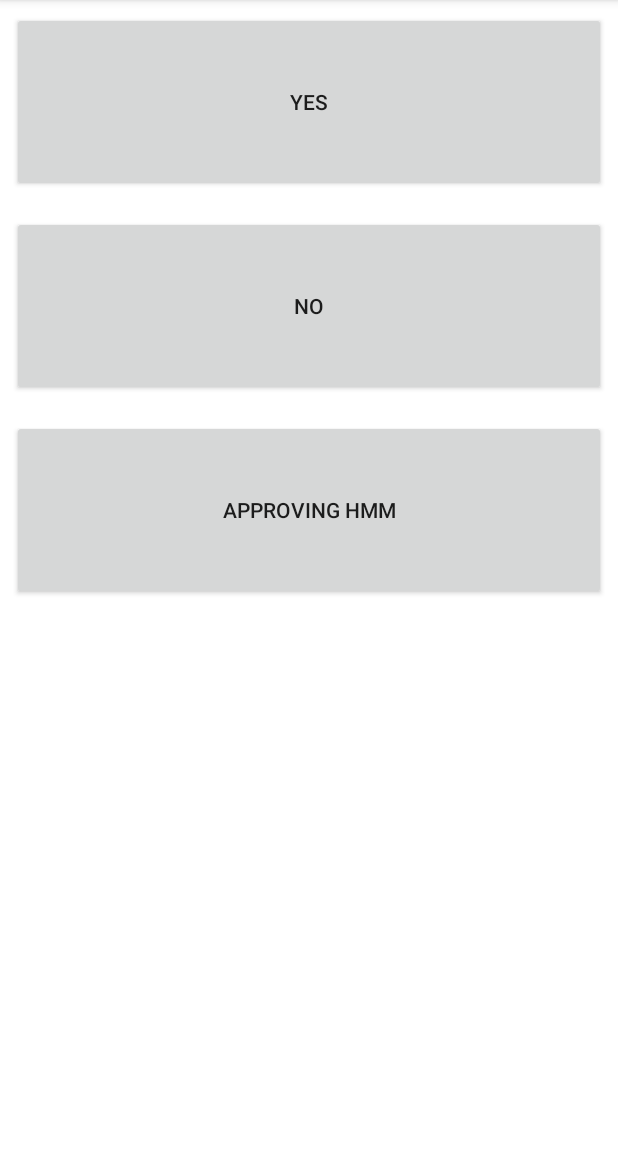
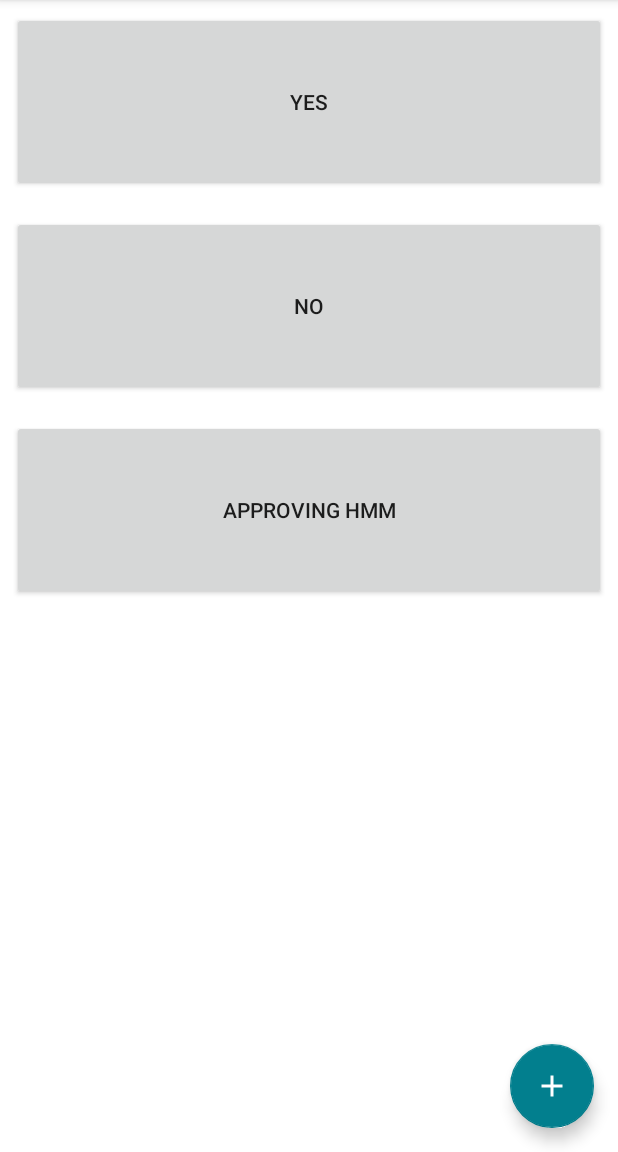
Before and after one commit to eucalypto/speech-companion, an Android app: the screen it shows after launch (MainActivity), on a phone screen of 412 x 824 dp, the part 84-1236 px from its top. Run offline under Robolectric (Android 15) with nearby library versions, the phone set to English and light mode, and no system bars; our stand-ins replace Timber, data binding.

Commit message:
Add empty fragment for adding a new voice sample
and add a floating action button (FAB) that navigates to that fragment.

#6

```diff
--- a/app/build.gradle
+++ b/app/build.gradle
@@ -2,6 +2,7 @@ plugins {
     id 'com.android.application'
     id 'kotlin-android'
     id 'kotlin-kapt'
+    id 'androidx.navigation.safeargs.kotlin'
 }
 
 android {
--- a/app/src/main/java/net/eucalypto/speechcompanion/buttonlist/ButtonListFragment.kt
+++ b/app/src/main/java/net/eucalypto/speechcompanion/ui/buttonlist/ButtonListFragment.kt
@@ -1,4 +1,4 @@
-package net.eucalypto.speechcompanion.buttonlist
+package net.eucalypto.speechcompanion.ui.buttonlist
 
 import android.os.Bundle
 import android.view.LayoutInflater
@@ -6,6 +6,7 @@ import android.view.View
 import android.view.ViewGroup
 import androidx.fragment.app.Fragment
 import androidx.fragment.app.viewModels
+import androidx.navigation.fragment.findNavController
 import androidx.recyclerview.widget.LinearLayoutManager
 import androidx.recyclerview.widget.RecyclerView
 import net.eucalypto.speechcompanion.databinding.ButtonListFragmentBinding
@@ -30,10 +31,16 @@ class ButtonListFragment : Fragment() {
 
         val binding = ButtonListFragmentBinding.bind(view)
 
+        setUpFab(binding)
+        setUpRecyclerView(binding.buttonListRecyclerview)
+    }
 
-
-
-        setUpRecyclerView(binding.buttonListRecyclerview)
+    private fun setUpFab(binding: ButtonListFragmentBinding) {
+        binding.floatingActionButton.setOnClickListener {
+            val navAction =
+                ButtonListFragmentDirections.actionButtonListFragmentToAddVoiceFragment()
+            findNavController().navigate(navAction)
+        }
     }
 
     private fun setUpRecyclerView(recycler: RecyclerView) {
--- a/app/src/main/java/net/eucalypto/speechcompanion/buttonlist/ButtonListViewModel.kt
+++ b/app/src/main/java/net/eucalypto/speechcompanion/ui/buttonlist/ButtonListViewModel.kt
@@ -1,4 +1,4 @@
-package net.eucalypto.speechcompanion.buttonlist
+package net.eucalypto.speechcompanion.ui.buttonlist
 
 import android.content.Context
 import android.media.SoundPool
--- a/app/src/main/java/net/eucalypto/speechcompanion/buttonlist/SoundBiteAdapter.kt
+++ b/app/src/main/java/net/eucalypto/speechcompanion/ui/buttonlist/SoundBiteAdapter.kt
@@ -1,4 +1,4 @@
-package net.eucalypto.speechcompanion.buttonlist
+package net.eucalypto.speechcompanion.ui.buttonlist
 
 import android.content.Context
 import android.media.SoundPool
@@ -7,7 +7,7 @@ import android.view.ViewGroup
 import androidx.recyclerview.widget.DiffUtil
 import androidx.recyclerview.widget.ListAdapter
 import androidx.recyclerview.widget.RecyclerView
-import net.eucalypto.speechcompanion.buttonlist.soundbitebutton.SoundbiteButtonViewModel
+import net.eucalypto.speechcompanion.ui.buttonlist.soundbitebutton.SoundbiteButtonViewModel
 import net.eucalypto.speechcompanion.data.SoundBite
 import net.eucalypto.speechcompanion.databinding.SoundbiteButtonBinding
 
--- a/app/src/main/java/net/eucalypto/speechcompanion/buttonlist/soundbitebutton/SoundbiteButtonViewModel.kt
+++ b/app/src/main/java/net/eucalypto/speechcompanion/ui/buttonlist/soundbitebutton/SoundbiteButtonViewModel.kt
@@ -1,4 +1,4 @@
-package net.eucalypto.speechcompanion.buttonlist.soundbitebutton
+package net.eucalypto.speechcompanion.ui.buttonlist.soundbitebutton
 
 import android.media.SoundPool
 import androidx.lifecycle.ViewModel
--- /dev/null
+++ b/app/src/main/res/drawable/baseline_add_24.xml
@@ -0,0 +1,10 @@
+<vector xmlns:android="http://schemas.android.com/apk/res/android"
+    android:width="24dp"
+    android:height="24dp"
+    android:viewportWidth="24"
+    android:viewportHeight="24"
+    android:tint="?attr/colorControlNormal">
+  <path
+      android:fillColor="@android:color/white"
+      android:pathData="M19,13h-6v6h-2v-6H5v-2h6V5h2v6h6V13z"/>
+</vector>
--- /dev/null
+++ b/app/src/main/res/layout/add_voice_fragment.xml
@@ -0,0 +1,6 @@
+<?xml version="1.0" encoding="utf-8"?>
+<androidx.constraintlayout.widget.ConstraintLayout xmlns:android="http://schemas.android.com/apk/res/android"
+    android:layout_width="match_parent"
+    android:layout_height="match_parent">
+
+</androidx.constraintlayout.widget.ConstraintLayout>
--- a/app/src/main/res/layout/button_list_fragment.xml
+++ b/app/src/main/res/layout/button_list_fragment.xml
@@ -1,7 +1,25 @@
 <?xml version="1.0" encoding="utf-8"?>
-<androidx.recyclerview.widget.RecyclerView xmlns:android="http://schemas.android.com/apk/res/android"
-    android:id="@+id/button_list_recyclerview"
+<FrameLayout xmlns:android="http://schemas.android.com/apk/res/android"
+    xmlns:app="http://schemas.android.com/apk/res-auto"
     android:layout_width="match_parent"
     android:layout_height="match_parent">
 
-</androidx.recyclerview.widget.RecyclerView>
+    <androidx.recyclerview.widget.RecyclerView
+        android:id="@+id/button_list_recyclerview"
+        android:layout_width="match_parent"
+        android:layout_height="match_parent">
+
+    </androidx.recyclerview.widget.RecyclerView>
+
+    <com.google.android.material.floatingactionbutton.FloatingActionButton
+        android:id="@+id/floatingActionButton"
+        android:layout_width="wrap_content"
+        android:layout_height="wrap_content"
+        android:layout_gravity="bottom|end"
+        android:layout_margin="16dp"
+        android:clickable="true"
+        android:contentDescription="@string/fab_content_description"
+        android:focusable="true"
+        app:srcCompat="@drawable/baseline_add_24" />
+
+</FrameLayout>
--- a/app/src/main/res/layout/soundbite_button.xml
+++ b/app/src/main/res/layout/soundbite_button.xml
@@ -6,7 +6,7 @@
 
         <variable
             name="viewModel"
-            type="net.eucalypto.speechcompanion.buttonlist.soundbitebutton.SoundbiteButtonViewModel" />
+            type="net.eucalypto.speechcompanion.ui.buttonlist.soundbitebutton.SoundbiteButtonViewModel" />
     </data>
 
     <FrameLayout
--- a/app/src/main/res/navigation/nav_graph.xml
+++ b/app/src/main/res/navigation/nav_graph.xml
@@ -6,6 +6,15 @@
 
     <fragment
         android:id="@+id/buttonListFragment"
-        android:name="net.eucalypto.speechcompanion.buttonlist.ButtonListFragment"
-        android:label="ButtonListFragment" />
+        android:name="net.eucalypto.speechcompanion.ui.buttonlist.ButtonListFragment"
+        android:label="ButtonListFragment" >
+        <action
+            android:id="@+id/action_buttonListFragment_to_addVoiceFragment"
+            app:destination="@id/addVoiceFragment" />
+    </fragment>
+
+    <fragment
+        android:id="@+id/addVoiceFragment"
+        android:name="net.eucalypto.speechcompanion.ui.addvoice.AddVoiceFragment"
+        android:label="AddVoiceFragment" />
 </navigation>
--- a/app/src/main/res/values/strings.xml
+++ b/app/src/main/res/values/strings.xml
@@ -1,3 +1,4 @@
 <resources>
     <string name="app_name">Speech Companion</string>
+    <string name="fab_content_description">Add your own voice as a sound button</string>
 </resources>
--- a/build.gradle
+++ b/build.gradle
@@ -1,6 +1,6 @@
 // Top-level build file where you can add configuration options common to all sub-projects/modules.
 buildscript {
-    ext.kotlin_version = "1.5.10"
+    ext.kotlin_version = '1.5.20'
     repositories {
         google()
         mavenCentral()
@@ -8,6 +8,10 @@ buildscript {
     dependencies {
         classpath "com.android.tools.build:gradle:4.2.1"
         classpath "org.jetbrains.kotlin:kotlin-gradle-plugin:$kotlin_version"
+
+        // Navigation Component Safe Args
+        def nav_version = "2.3.5"
+        classpath "androidx.navigation:navigation-safe-args-gradle-plugin:$nav_version"
 
         // NOTE: Do not place your application dependencies here; they belong
         // in the individual module build.gradle files
```
Also changed, not shown: app/src/main/java/net/eucalypto/speechcompanion/ui/addvoice/AddVoiceFragment.kt (added, +22 -0 lines).
